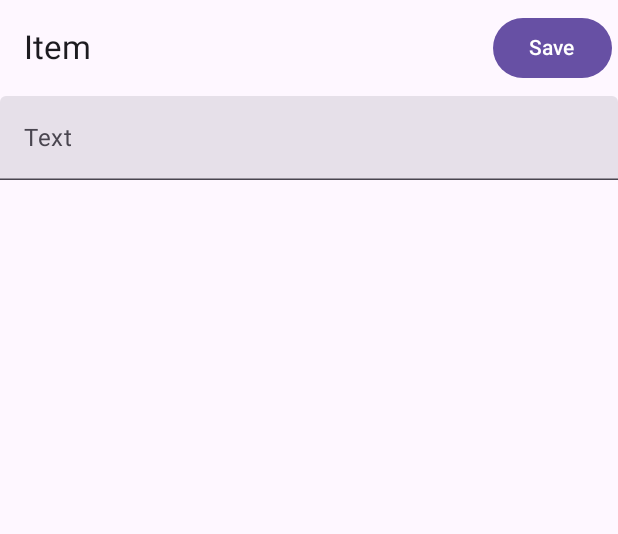
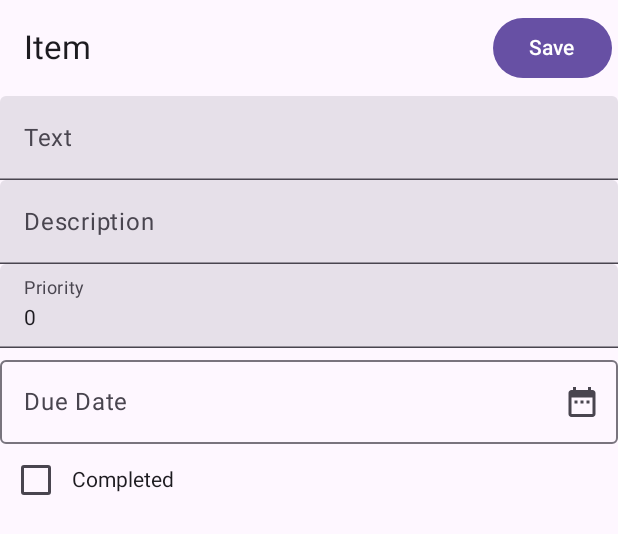
Before and after one commit to Denisa-Florina/MyApp25, an Android app built with Jetpack Compose: the @Preview function PreviewItemScreen, on a phone screen of 412 x 824 dp. Shown: the top 534 px of the screen. Run offline under Robolectric (Android 15) with nearby library versions, the phone set to English and light mode, and no system bars; our stand-ins replace Room's generated code; network calls fail.

```diff
--- a/app/build.gradle.kts
+++ b/app/build.gradle.kts
@@ -43,6 +43,7 @@ android {
 }
 
 dependencies {
+    implementation("com.squareup.moshi:moshi-adapters:1.15.0")
     implementation(libs.androidx.core.ktx)
     implementation(libs.androidx.lifecycle.runtime.ktx)
     implementation(libs.androidx.activity.compose)
@@ -72,4 +73,9 @@ dependencies {
     androidTestImplementation(libs.androidx.compose.ui.test.junit4)
     debugImplementation(libs.androidx.compose.ui.tooling)
     debugImplementation(libs.androidx.compose.ui.test.manifest)
+    // 2. Ensure you have the Moshi library
+    implementation("com.squareup.moshi:moshi:1.15.1")
+
+    // 3. CRITICAL: Add the code generator via KSP
+    ksp("com.squareup.moshi:moshi-kotlin-codegen:1.15.1")
 }
--- a/app/src/main/java/com/example/myapp/core/Api.kt
+++ b/app/src/main/java/com/example/myapp/core/Api.kt
@@ -6,7 +6,7 @@ import retrofit2.Retrofit
 import retrofit2.converter.gson.GsonConverterFactory
 
 object Api {
-    private val url = "192.168.0.179:3000"
+    private val url =  "192.168.1.133:3000"
     private val httpUrl = "http://$url/"
     val wsUrl = "ws://$url/"
 
--- a/app/src/main/java/com/example/myapp/core/data/remote/Api.kt
+++ b/app/src/main/java/com/example/myapp/core/data/remote/Api.kt
@@ -6,8 +6,7 @@ import retrofit2.Retrofit
 import retrofit2.converter.gson.GsonConverterFactory
 
 object Api {
-    private val url = "192.168.0.179:3000"
-//    private val url = "172.30.115.89:3000"
+    private val url = "192.168.1.133:3000"
     private val httpUrl = "http://$url/"
     val wsUrl = "ws://$url"
 
--- a/app/src/main/java/com/example/myapp/todo/data/Item.kt
+++ b/app/src/main/java/com/example/myapp/todo/data/Item.kt
@@ -2,9 +2,18 @@ package com.example.myapp.todo.data
 
 import androidx.room.Entity
 import androidx.room.PrimaryKey
+import com.squareup.moshi.Json
+import com.squareup.moshi.JsonClass
+import java.util.Date
+import java.util.UUID
 
+@JsonClass(generateAdapter = true)
 @Entity(tableName = "items")
 data class Item(
-    @PrimaryKey val _id: String = "",
+    @PrimaryKey val _id: String = UUID.randomUUID().toString(),
     val text: String = "",
+    val description: String = "",
+    val dueDate: Date? = null,
+    val priority: Int = 0,
+    val isCompleted: Boolean = false
 )
--- a/app/src/main/java/com/example/myapp/todo/data/local/ItemDao.kt
+++ b/app/src/main/java/com/example/myapp/todo/data/local/ItemDao.kt
@@ -10,7 +10,7 @@ import kotlinx.coroutines.flow.Flow
 
 @Dao
 interface ItemDao {
-    @Query("SELECT * FROM Items")
+    @Query("SELECT * FROM items")
     fun getAll(): Flow<List<Item>>
 
     @Insert(onConflict = OnConflictStrategy.REPLACE)
@@ -22,9 +22,9 @@ interface ItemDao {
     @Update
     suspend fun update(item: Item): Int
 
-    @Query("DELETE FROM Items WHERE _id = :id")
+    @Query("DELETE FROM items WHERE _id = :id")
     suspend fun deleteById(id: String): Int
 
-    @Query("DELETE FROM Items")
+    @Query("DELETE FROM items")
     suspend fun deleteAll()
 }
--- a/app/src/main/java/com/example/myapp/todo/data/remote/ItemEvent.kt
+++ b/app/src/main/java/com/example/myapp/todo/data/remote/ItemEvent.kt
@@ -1,5 +1,7 @@
 package com.example.myapp.todo.data.remote
 
 import com.example.myapp.todo.data.Item
+import com.squareup.moshi.JsonClass
 
+@JsonClass(generateAdapter = true)
 data class ItemEvent(val type: String, val payload: Item)
--- a/app/src/main/java/com/example/myapp/todo/ui/item/ItemScreen.kt
+++ b/app/src/main/java/com/example/myapp/todo/ui/item/ItemScreen.kt
@@ -1,19 +1,32 @@
 package com.example.myapp.todo.ui.item
 
 import android.util.Log
+import androidx.compose.foundation.clickable
+import androidx.compose.foundation.interaction.MutableInteractionSource
+import androidx.compose.foundation.interaction.PressInteraction
 import androidx.compose.foundation.layout.Column
 import androidx.compose.foundation.layout.Row
 import androidx.compose.foundation.layout.fillMaxSize
 import androidx.compose.foundation.layout.fillMaxWidth
 import androidx.compose.foundation.layout.padding
+import androidx.compose.material.icons.Icons
+import androidx.compose.material.icons.filled.DateRange
 import androidx.compose.material3.Button
+import androidx.compose.material3.Checkbox
 import androidx.compose.material3.CircularProgressIndicator
+import androidx.compose.material3.DatePicker
+import androidx.compose.material3.DatePickerDialog
 import androidx.compose.material3.ExperimentalMaterial3Api
+import androidx.compose.material3.Icon
+import androidx.compose.material3.IconButton
 import androidx.compose.material3.LinearProgressIndicator
+import androidx.compose.material3.OutlinedTextField
 import androidx.compose.material3.Scaffold
 import androidx.compose.material3.Text
+import androidx.compose.material3.TextButton
 import androidx.compose.material3.TextField
 import androidx.compose.material3.TopAppBar
+import androidx.compose.material3.rememberDatePickerState
 import androidx.compose.runtime.Composable
 import androidx.compose.runtime.LaunchedEffect
 import androidx.compose.runtime.getValue
@@ -28,32 +41,74 @@ import androidx.compose.ui.tooling.preview.Preview
 import androidx.lifecycle.viewmodel.compose.viewModel
 import com.example.myapp.R
 import com.example.myapp.core.Result
+import java.text.SimpleDateFormat
+import java.util.Date
+import java.util.Locale
 
 @OptIn(ExperimentalMaterial3Api::class)
 @Composable
 fun ItemScreen(itemId: String?, onClose: () -> Unit) {
     val itemViewModel = viewModel<ItemViewModel>(factory = ItemViewModel.Factory(itemId))
     val itemUiState = itemViewModel.uiState
+
+    // State for form fields
     var text by rememberSaveable { mutableStateOf(itemUiState.item.text) }
+    var description by rememberSaveable { mutableStateOf(itemUiState.item.description) }
+    var priority by rememberSaveable { mutableStateOf(itemUiState.item.priority.toString()) }
+    var isCompleted by rememberSaveable { mutableStateOf(itemUiState.item.isCompleted) }
+
+    // Date State
+    var dueDate by rememberSaveable { mutableStateOf(itemUiState.item.dueDate) }
+    var showDatePicker by remember { mutableStateOf(false) }
+
     Log.d("ItemScreen", "recompose, text = $text")
 
+    // When submitting finishes, close screen
     LaunchedEffect(itemUiState.submitResult) {
-        Log.d("ItemScreen", "Submit = ${itemUiState.submitResult}");
         if (itemUiState.submitResult is Result.Success) {
-            Log.d("ItemScreen", "Closing screen");
-            onClose();
+            onClose()
         }
     }
 
-    var textInitialized by remember { mutableStateOf(itemId == null) }
+    // When loading existing item, update fields once
+    var initialized by remember { mutableStateOf(itemId == null) }
     LaunchedEffect(itemId, itemUiState.loadResult) {
-        Log.d("ItemScreen", "Text initialized = ${itemUiState.loadResult}");
-        if (textInitialized) {
-            return@LaunchedEffect
+        if (!initialized && itemUiState.loadResult !is Result.Loading) {
+            val item = itemUiState.item
+            text = item.text
+            description = item.description
+            priority = item.priority.toString()
+            isCompleted = item.isCompleted
+            dueDate = item.dueDate
+            initialized = true
         }
-        if (!(itemUiState.loadResult is Result.Loading)) {
-            text = itemUiState.item.text
-            textInitialized = true
+    }
+
+    // --- Date Picker Dialog ---
+    if (showDatePicker) {
+        val datePickerState = rememberDatePickerState(
+            initialSelectedDateMillis = dueDate?.time ?: System.currentTimeMillis()
+        )
+
+        DatePickerDialog(
+            onDismissRequest = { showDatePicker = false },
+            confirmButton = {
+                TextButton(onClick = {
+                    datePickerState.selectedDateMillis?.let {
+                        dueDate = Date(it)
+                    }
+                    showDatePicker = false
+                }) {
+                    Text("OK")
+                }
+            },
+            dismissButton = {
+                TextButton(onClick = { showDatePicker = false }) {
+                    Text("Cancel")
+                }
+            }
+        ) {
+            DatePicker(state = datePickerState)
         }
     }
 
@@ -63,16 +118,23 @@ fun ItemScreen(itemId: String?, onClose: () -> Unit) {
                 title = { Text(text = stringResource(id = R.string.item)) },
                 actions = {
                     Button(onClick = {
-                        Log.d("ItemScreen", "save item text = $text");
-                        itemViewModel.saveOrUpdateItem(text)
-                    }) { Text("Save") }
+                        itemViewModel.saveOrUpdateItem(
+                            text = text,
+                            description = description,
+                            priority = priority.toIntOrNull() ?: 0,
+                            isCompleted = isCompleted,
+                            dueDate = dueDate // Pass the date here
+                        )
+                    }) {
+                        Text("Save")
+                    }
                 }
             )
         }
-    ) {
+    ) { paddingValues ->
         Column(
             modifier = Modifier
-                .padding(it)
+                .padding(paddingValues)
                 .fillMaxSize()
         ) {
             if (itemUiState.loadResult is Result.Loading) {
@@ -81,26 +143,90 @@ fun ItemScreen(itemId: String?, onClose: () -> Unit) {
                     horizontalAlignment = Alignment.CenterHorizontally
                 ) { CircularProgressIndicator() }
             } else {
+
                 if (itemUiState.submitResult is Result.Loading) {
                     Column(
                         modifier = Modifier.fillMaxWidth(),
                         horizontalAlignment = Alignment.CenterHorizontally
                     ) { LinearProgressIndicator() }
                 }
+
                 if (itemUiState.loadResult is Result.Error) {
-                    Text(text = "Failed to load item - ${(itemUiState.loadResult as Result.Error).exception?.message}")
-                }
-                Row {
-                    TextField(
-                        value = text,
-                        onValueChange = { text = it }, label = { Text("Text") },
-                        modifier = Modifier.fillMaxWidth(),
+                    Text(
+                        text = "Failed to load item - ${(itemUiState.loadResult as Result.Error).exception?.message}"
                     )
                 }
+
+                // TEXT field
+                TextField(
+                    value = text,
+                    onValueChange = { text = it },
+                    label = { Text("Text") },
+                    modifier = Modifier.fillMaxWidth()
+                )
+
+                // DESCRIPTION field
+                TextField(
+                    value = description,
+                    onValueChange = { description = it },
+                    label = { Text("Description") },
+                    modifier = Modifier.fillMaxWidth()
+                )
+
+                // PRIORITY field
+                TextField(
+                    value = priority,
+                    onValueChange = { priority = it },
+                    label = { Text("Priority") },
+                    modifier = Modifier.fillMaxWidth()
+                )
+
+                // DATE PICKER FIELD
+                // We use an OutlinedTextField that is read-only.
+                // We detect clicks to open the dialog.
+                val dateFormatter = remember { SimpleDateFormat("yyyy-MM-dd", Locale.getDefault()) }
+
+                OutlinedTextField(
+                    value = dueDate?.let { dateFormatter.format(it) } ?: "",
+                    onValueChange = {},
+                    label = { Text("Due Date") },
+                    readOnly = true, // Prevent typing
+                    trailingIcon = {
+                        IconButton(onClick = { showDatePicker = true }) {
+                            Icon(
+                                imageVector = Icons.Default.DateRange,
+                                contentDescription = "Select Date"
+                            )
+                        }
+                    },
+                    modifier = Modifier
+                        .fillMaxWidth()
+                        .clickable { showDatePicker = true },
+                    // This interaction source trick ensures the click registers even if readOnly is true
+                    interactionSource = remember { MutableInteractionSource() }
+                        .also { interactionSource ->
+                            LaunchedEffect(interactionSource) {
+                                interactionSource.interactions.collect {
+                                    if (it is PressInteraction.Release) {
+                                        showDatePicker = true
+                                    }
+                                }
+                            }
+                        }
+                )
+
+                // COMPLETED checkbox
+                Row(verticalAlignment = Alignment.CenterVertically) {
+                    Checkbox(
+                        checked = isCompleted,
+                        onCheckedChange = { isCompleted = it }
+                    )
+                    Text("Completed")
+                }
+
                 if (itemUiState.submitResult is Result.Error) {
                     Text(
-                        text = "Failed to submit item - ${(itemUiState.submitResult as Result.Error).exception?.message}",
-                        modifier = Modifier.fillMaxWidth(),
+                        text = "Failed to submit item - ${(itemUiState.submitResult as Result.Error).exception?.message}"
                     )
                 }
             }
@@ -108,7 +234,6 @@ fun ItemScreen(itemId: String?, onClose: () -> Unit) {
     }
 }
 
-
 @Preview
 @Composable
 fun PreviewItemScreen() {
```
Also changed, not shown: app/src/main/java/com/example/myapp/MyAppDatabase.kt (+8 -18 lines), app/src/main/java/com/example/myapp/todo/data/ItemRepository.kt (+36 -10 lines), app/src/main/java/com/example/myapp/todo/data/local/AppDatabase.kt (deleted, +0 -29 lines), app/src/main/java/com/example/myapp/todo/data/remote/ItemWsClient.kt (+7 -1 lines), app/src/main/java/com/example/myapp/todo/ui/date/DateConverter.kt (added, +26 -0 lines), app/src/main/java/com/example/myapp/todo/ui/item/ItemViewModel.kt (+26 -9 lines), app/src/main/java/com/example/myapp/todo/ui/items/ItemList.kt (+12 -4 lines), app/src/main/java/com/example/myapp/ui/theme/Color.kt (+7 -7 lines), app/src/main/java/com/example/myapp/ui/theme/Theme.kt (+6 -16 lines).
